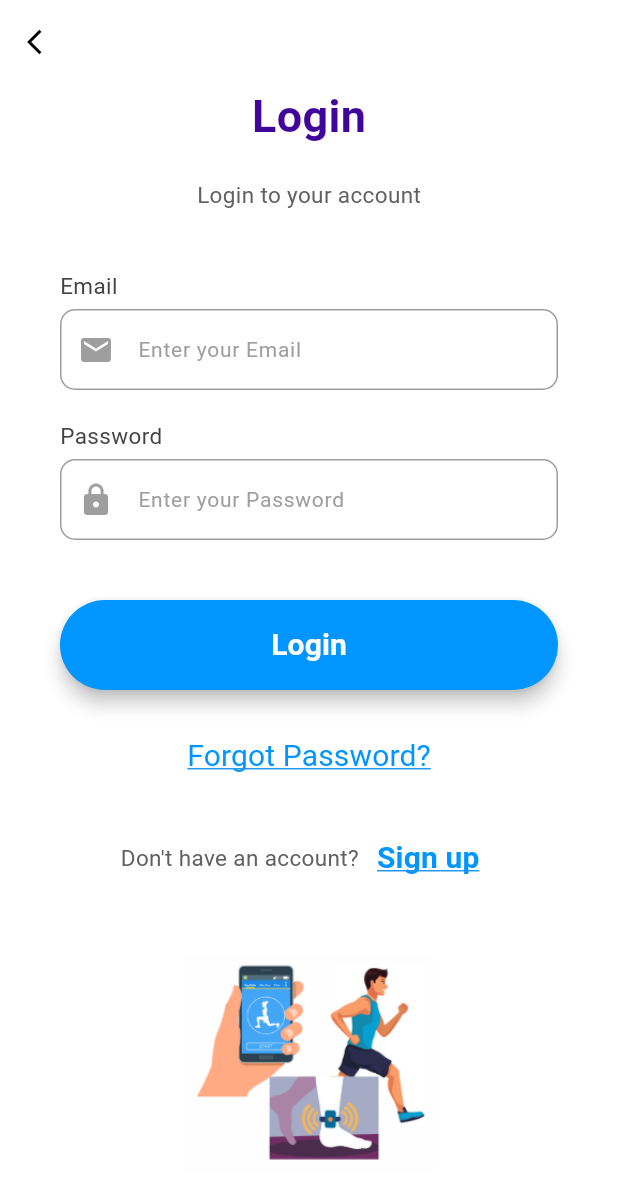
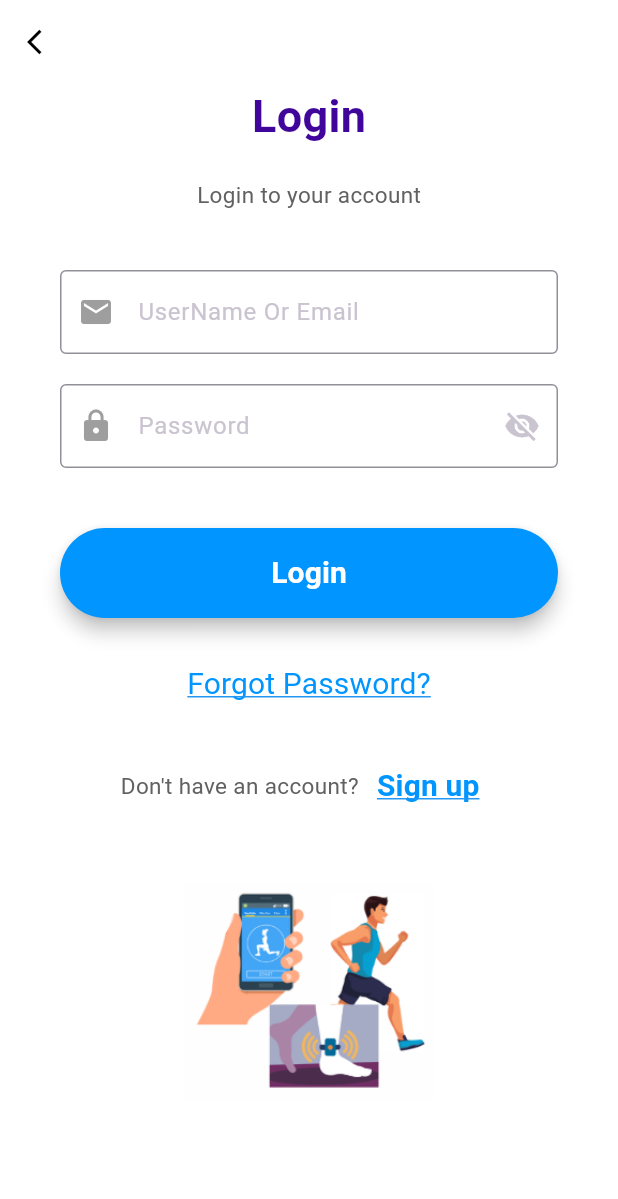
Before and after one commit to ACLAB-HCMUT/Thesis_MDT260_Application_Motion_Detection, a Flutter app: the LoginScreen screen opened by its route, on a phone screen of 412 x 824 dp. Shown: the top 1199 px of the screen. Run offline on Flutter 3.47's test engine with Material 3 defaults, Android fonts, the light colour scheme and no system bars; our stand-ins replace flutter_blue_plus, google_fonts, permission_handler, syncfusion_flutter_charts; Roboto replaces fonts that are missing (Acme).

Commit message:
connect API login

```diff
--- a/frontend/lib/main.dart
+++ b/frontend/lib/main.dart
@@ -39,7 +39,7 @@ class MotionDetectionApp extends StatelessWidget {
       localizationsDelegates: AppLocalizations.localizationsDelegates,
       initialRoute: '/',
       routes: {
-        '/': (context) => const MainNavigationScreen(),
+        '/': (context) => const HomePage(),
         '/login': (context) => const LoginScreen(),
         '/signup': (context) => const SignupScreen(),
         '/main': (context) => const MainNavigationScreen(),
--- a/frontend/lib/screens/login_screen.dart
+++ b/frontend/lib/screens/login_screen.dart
@@ -4,8 +4,8 @@ import 'package:google_fonts/google_fonts.dart';
 
 import '../screens/forgot_password_screen.dart';
 import '../screens/signup_screen.dart';
-import '../models/mock_data.dart';
-
+import '../services/auth_service.dart';
+// import '../models/mock_data.dart';
 
 class LoginScreen extends StatefulWidget {
   const LoginScreen({super.key});
@@ -18,43 +18,32 @@ class _LoginScreenState extends State<LoginScreen> {
   final TextEditingController emailController = TextEditingController();
   final TextEditingController passwordController = TextEditingController();
   bool isLoading = false;
+  bool _isPasswordVisible = false;
 
   void _handleLogin() async {
     setState(() {
-      isLoading = true; // Bắt đầu tải
+      isLoading = true;
     });
 
-    await Future.delayed(const Duration(seconds: 2)); // Giả lập thời gian xử lý
-
-    if (!mounted) return;
-    // Tìm user trong mock data
-    final user = mockUsers.firstWhere(
-      (user) =>
-          user['email'] == emailController.text.trim() &&
-          user['password'] == passwordController.text.trim(),
-      orElse: () => {},
+    final authService = AuthService();
+    final response = await authService.login(
+      emailController.text.trim(),
+      passwordController.text.trim(),
     );
 
     setState(() {
-      isLoading = false; // Kết thúc tải
+      isLoading = false;
     });
 
-    if (user.isNotEmpty) {
-      // Đăng nhập thành công
+    if (response.containsKey("token")) {
       Navigator.pushNamed(
         context,
-        '/main', // Chuyển đến màn hình Dashboard
-        arguments: {
-          "userId": user['id'],
-          "email": user['email'],
-        },
+        '/main',
+        arguments: {"token": response["token"]},
       );
     } else {
-      // Thông báo lỗi nếu đăng nhập thất bại
       ScaffoldMessenger.of(context).showSnackBar(
-        const SnackBar(
-          content: Text("Invalid email or password."),
-        ),
+        SnackBar(content: Text(response["error"] ?? "Login failed")),
       );
     }
   }
@@ -109,21 +98,35 @@ class _LoginScreenState extends State<LoginScreen> {
                 ],
               ),
               const SizedBox(height: 40),
-              Column(
-                children: <Widget>[
-                  inputFile(
-                    label: "Email",
-                    icon: Icons.email,
-                    controller: emailController,
+              TextField(
+                controller: emailController,
+                decoration: InputDecoration(
+                  labelText: 'UserName Or Email',
+                  prefixIcon: Icon(Icons.email, color: Colors.grey),
+                  border: OutlineInputBorder(),
+                ),
+              ),
+              const SizedBox(height: 20),
+              TextField(
+                controller: passwordController,
+                obscureText: !_isPasswordVisible,
+                decoration: InputDecoration(
+                  labelText: 'Password',
+                  prefixIcon: Icon(Icons.lock, color: Colors.grey),
+                  border: OutlineInputBorder(),
+                  suffixIcon: IconButton(
+                    icon: Icon(
+                      _isPasswordVisible
+                          ? Icons.visibility
+                          : Icons.visibility_off,
+                    ),
+                    onPressed: () {
+                      setState(() {
+                        _isPasswordVisible = !_isPasswordVisible;
+                      });
+                    },
                   ),
-                  const SizedBox(height: 20),
-                  inputFile(
-                    label: "Password",
-                    icon: Icons.lock,
-                    controller: passwordController,
-                    obscureText: true,
-                  ),
-                ],
+                ),
               ),
               const SizedBox(height: 40),
               ElevatedButton(
```
